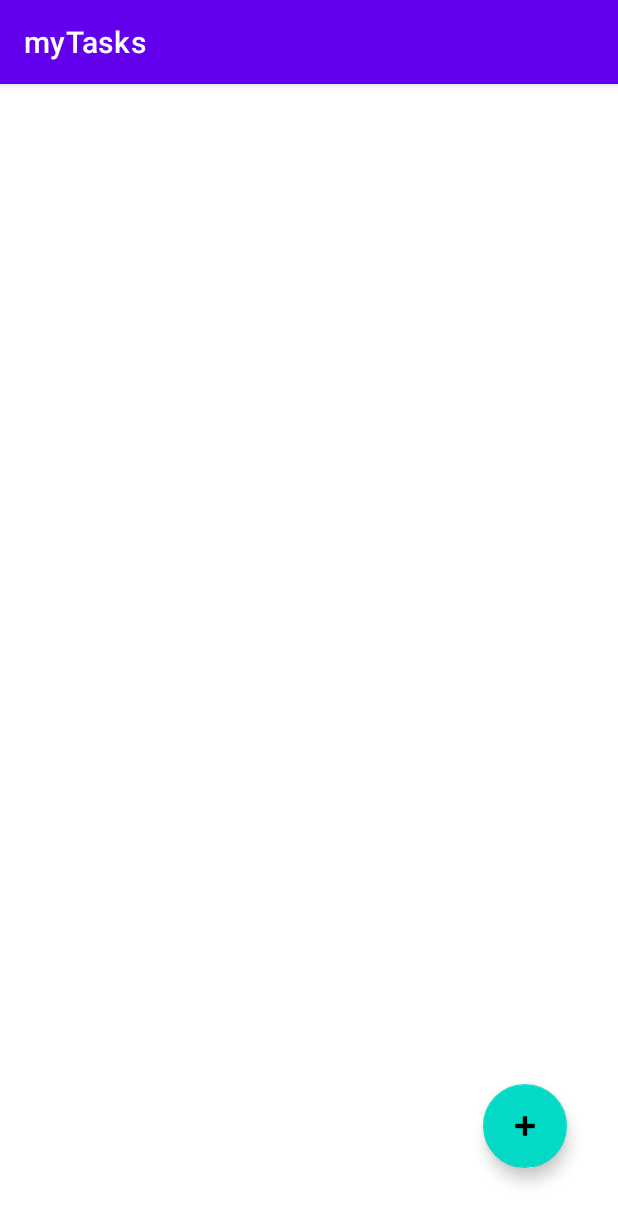
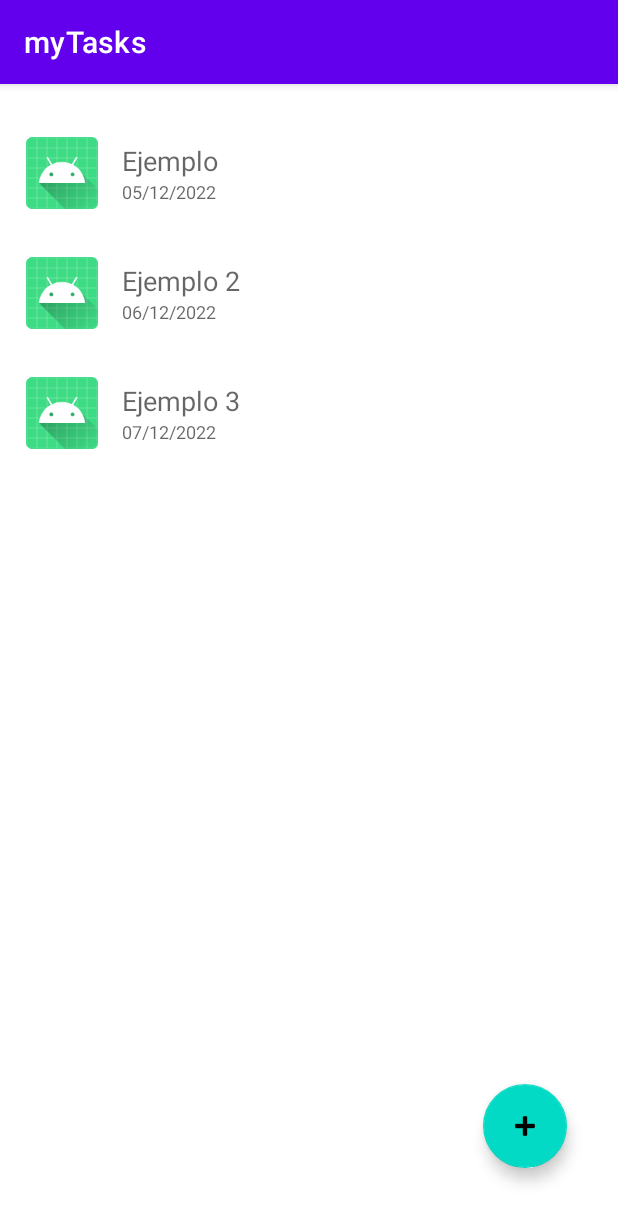
Before and after one commit to albertong98/myTasks, an Android app: the screen it shows after launch (MainActivity), on a phone screen of 412 x 824 dp. Shown: the top 1223 px of the screen. Run offline under Robolectric (Android 15) with nearby library versions, the phone set to English and light mode, and no system bars.

Commit message:
Recycler view con la lista de tareas basica (Listener para lanzar vista de detalles comentado)

```diff
--- a/app/src/main/AndroidManifest.xml
+++ b/app/src/main/AndroidManifest.xml
@@ -1,6 +1,6 @@
 <?xml version="1.0" encoding="utf-8"?>
 <manifest xmlns:android="http://schemas.android.com/apk/res/android"
-    package="com.example.mytasks">
+    package="com.uniovi.mytasks">
 
     <application
         android:allowBackup="true"
--- a/app/src/main/assets/tareas.json
+++ b/app/src/main/assets/tareas.json
@@ -4,6 +4,16 @@
       "titulo" : "Ejemplo",
       "descripcion" : "Tarea de ejemplo",
       "fecha" : "5/12/2022"
+    },
+    {
+      "titulo" : "Ejemplo 2",
+      "descripcion" : "Tarea de ejemplo 2",
+      "fecha" : "6/12/2022"
+    },
+    {
+      "titulo" : "Ejemplo 3",
+      "descripcion" : "Tarea de ejemplo 3",
+      "fecha" : "7/12/2022"
     }
   ]
 }
--- a/app/src/main/java/com/uniovi/mytasks/FormularioActivity.java
+++ b/app/src/main/java/com/uniovi/mytasks/FormularioActivity.java
@@ -6,7 +6,6 @@ import android.content.Intent;
 import android.os.Bundle;
 import android.widget.Button;
 
-import com.example.mytasks.R;
 import com.uniovi.mytasks.modelo.Task;
 
 import java.util.Date;
--- /dev/null
+++ b/app/src/main/java/com/uniovi/mytasks/ListaTareasAdapter.java
@@ -0,0 +1,75 @@
+package com.uniovi.mytasks;
+
+import android.util.Log;
+import android.view.LayoutInflater;
+import android.view.View;
+import android.view.ViewGroup;
+import android.widget.ImageView;
+import android.widget.TextView;
+
+import androidx.annotation.NonNull;
+import androidx.recyclerview.widget.RecyclerView;
+
+import com.uniovi.mytasks.modelo.Task;
+
+import java.text.SimpleDateFormat;
+import java.util.List;
+
+public class ListaTareasAdapter extends RecyclerView.Adapter<ListaTareasAdapter.TareasViewholder> {
+
+    public ListaTareasAdapter(List<Task> listaTareas, OnItemClickListener listener) {
+        this.listaTareas = listaTareas;
+        this.listener = listener;
+    }
+
+    public interface OnItemClickListener {
+        void onItemClick(Task item);
+    }
+
+    private List<Task> listaTareas;
+
+    private final OnItemClickListener listener;
+
+    @NonNull
+    @Override
+    public ListaTareasAdapter.TareasViewholder onCreateViewHolder(@NonNull ViewGroup parent, int viewType) {
+        View itemView = LayoutInflater.from(parent.getContext()).inflate(R.layout.linea_recycler_view_tarea, parent, false);
+        return new TareasViewholder(itemView);
+    }
+
+    @Override
+    public void onBindViewHolder(@NonNull ListaTareasAdapter.TareasViewholder holder, int position) {
+        Task tarea = listaTareas.get(position);
+        holder.bindUser(tarea, listener);
+    }
+
+    @Override
+    public int getItemCount() {
+        return listaTareas.size();
+    }
+
+    public static class TareasViewholder extends RecyclerView.ViewHolder {
+
+        private TextView titulo;
+        private TextView fecha;
+
+        public TareasViewholder(@NonNull View itemView) {
+            super(itemView);
+            titulo = (TextView) itemView.findViewById(R.id.titulo);
+            fecha = (TextView) itemView.findViewById(R.id.fecha);
+        }
+
+        public void bindUser(final Task tarea, final OnItemClickListener listener) {
+            titulo.setText(tarea.getTitulo());
+            SimpleDateFormat df = new SimpleDateFormat("dd/MM/yyyy");
+            fecha.setText(df.format(tarea.getFecha()));
+
+            itemView.setOnClickListener(new View.OnClickListener() {
+                @Override
+                public void onClick(View v) {
+                    listener.onItemClick(tarea);
+                }
+            });
+        }
+    }
+}
--- a/app/src/main/java/com/uniovi/mytasks/MainActivity.java
+++ b/app/src/main/java/com/uniovi/mytasks/MainActivity.java
@@ -1,14 +1,17 @@
 package com.uniovi.mytasks;
 
 import androidx.annotation.Nullable;
+import androidx.annotation.RequiresApi;
 import androidx.appcompat.app.AppCompatActivity;
+import androidx.recyclerview.widget.LinearLayoutManager;
 import androidx.recyclerview.widget.RecyclerView;
 
+import android.app.ActivityOptions;
 import android.content.Intent;
+import android.os.Build;
 import android.os.Bundle;
 import android.util.Log;
 
-import com.example.mytasks.R;
 import com.google.android.material.floatingactionbutton.FloatingActionButton;
 import com.uniovi.mytasks.modelo.Task;
 import com.uniovi.mytasks.util.Lector;
@@ -26,25 +29,47 @@ import java.util.Date;
 import java.util.List;
 
 public class MainActivity extends AppCompatActivity {
+
+    public static final String TAREA_SELECCIONADA = " ";
     public final static int GESTION_TAREA = 1;
     public final static String TAREA_ADD = "tarea_add";
     List<Task> listaTareas;
     /**
      * TODO: Pendiente de implementar vista para poder ver las tareas a modo de lista y pulsar en ellas
      * **/
-    //RecyclerView listaTareasView
+    RecyclerView listaTareaView;
 
     @Override
     protected void onCreate(Bundle savedInstanceState) {
         super.onCreate(savedInstanceState);
-        setContentView(R.layout.activity_main);
+        setContentView(R.layout.activity_main_recycler_view);
 
         cargarTareas();
+
+        listaTareaView = (RecyclerView) findViewById(R.id.recyclerView);
+        listaTareaView.setHasFixedSize(true);
+
+        RecyclerView.LayoutManager layoutManager = new LinearLayoutManager(getApplicationContext());
+        listaTareaView.setLayoutManager(layoutManager);
+        ListaTareasAdapter ltAdapter = new ListaTareasAdapter(listaTareas, new ListaTareasAdapter.OnItemClickListener() {
+            @RequiresApi(api = Build.VERSION_CODES.LOLLIPOP)
+            @Override
+            public void onItemClick(Task item) {
+                clickOnItem(item);
+            }
+        });
+        listaTareaView.setAdapter(ltAdapter);
 
         FloatingActionButton fab = findViewById(R.id.botonAdd);
         fab.setOnClickListener(view ->{
             crearNuevaTarea();
         });
+    }
+
+    @RequiresApi(api = Build.VERSION_CODES.LOLLIPOP)
+    private void clickOnItem(Task tarea) {
+        //Intent intent = new Intent(MainActivity.this, DetailsActivity.class);
+        //intent.putExtra(TAREA_SELECCIONADA, tarea);
     }
 
     private void crearNuevaTarea(){
--- /dev/null
+++ b/app/src/main/res/layout/activity_main_recycler_view.xml
@@ -0,0 +1,30 @@
+<?xml version="1.0" encoding="utf-8"?>
+<androidx.constraintlayout.widget.ConstraintLayout xmlns:android="http://schemas.android.com/apk/res/android"
+    xmlns:app="http://schemas.android.com/apk/res-auto"
+    xmlns:tools="http://schemas.android.com/tools"
+    android:layout_width="match_parent"
+    android:layout_height="match_parent"
+    tools:context=".MainActivity">
+
+    <androidx.recyclerview.widget.RecyclerView
+        android:id="@+id/recyclerView"
+        android:layout_width="409dp"
+        android:layout_height="729dp"
+        app:layout_constraintBottom_toBottomOf="parent"
+        app:layout_constraintEnd_toEndOf="parent"
+        app:layout_constraintStart_toStartOf="parent"
+        app:layout_constraintTop_toTopOf="parent" />
+
+    <com.google.android.material.floatingactionbutton.FloatingActionButton
+        android:id="@+id/botonAdd"
+        android:layout_width="wrap_content"
+        android:layout_height="wrap_content"
+        android:clickable="true"
+        app:layout_constraintBottom_toBottomOf="parent"
+        app:layout_constraintEnd_toEndOf="parent"
+        app:layout_constraintHorizontal_bias="0.904"
+        app:layout_constraintStart_toStartOf="parent"
+        app:layout_constraintTop_toTopOf="parent"
+        app:layout_constraintVertical_bias="0.936"
+        app:srcCompat="@android:drawable/ic_input_add" />
+</androidx.constraintlayout.widget.ConstraintLayout>
--- /dev/null
+++ b/app/src/main/res/layout/linea_recycler_view_tarea.xml
@@ -0,0 +1,40 @@
+<?xml version="1.0" encoding="utf-8"?>
+<LinearLayout xmlns:android="http://schemas.android.com/apk/res/android"
+    xmlns:app="http://schemas.android.com/apk/res-auto"
+    android:layout_width="match_parent"
+    android:layout_height="wrap_content"
+    android:background="?attr/selectableItemBackground"
+    android:gravity="center_vertical"
+    android:orientation="horizontal"
+    android:padding="@dimen/spacing_xlarge">
+
+    <ImageView
+        android:id="@+id/imagen"
+        android:layout_width="48dp"
+        android:layout_height="48dp"
+        android:contentDescription="@string/app_name"
+        app:srcCompat="@mipmap/ic_launcher" />
+
+    <LinearLayout
+        android:layout_width="0dp"
+        android:layout_height="wrap_content"
+        android:layout_marginLeft="@dimen/spacing_xlarge"
+        android:layout_marginRight="@dimen/spacing_xlarge"
+        android:layout_weight="1"
+        android:orientation="vertical">
+
+        <TextView
+            android:id="@+id/titulo"
+            android:layout_width="match_parent"
+            android:layout_height="wrap_content"
+            android:textAppearance="@style/TextAppearance.AppCompat.Medium" />
+
+        <TextView
+            android:id="@+id/fecha"
+            android:layout_width="match_parent"
+            android:layout_height="wrap_content"
+            android:textAppearance="@style/TextAppearance.AppCompat.Caption" />
+
+    </LinearLayout>
+
+</LinearLayout>
--- /dev/null
+++ b/app/src/main/res/values/dimen.xml
@@ -0,0 +1,5 @@
+<?xml version="1.0" encoding="utf-8"?>
+<resources>
+    <dimen name="top_border">12dp</dimen>
+    <dimen name="spacing_xlarge">16dp</dimen>
+</resources>
--- a/app/src/main/res/values/strings.xml
+++ b/app/src/main/res/values/strings.xml
@@ -2,4 +2,5 @@
     <string name="app_name">myTasks</string>
     <string name="ok">OK</string>
     <string name="cancel">CANCEL</string>
+    <string name="contentDescriptionFABTareas">Añadir tarea</string>
 </resources>
```
